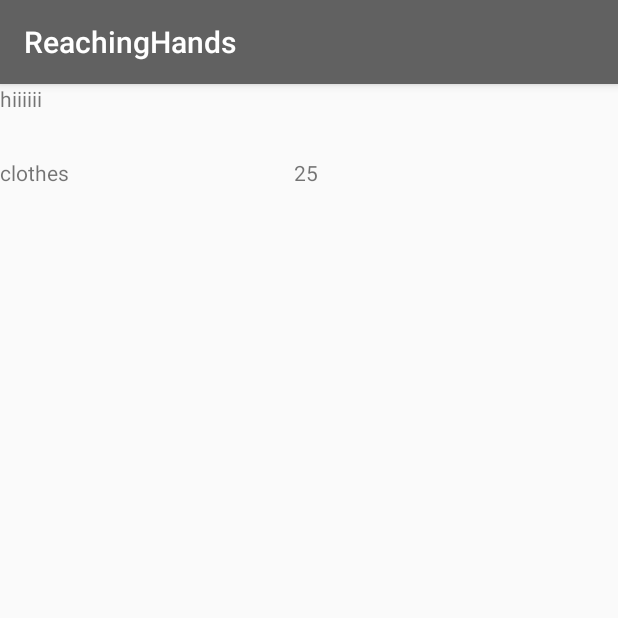
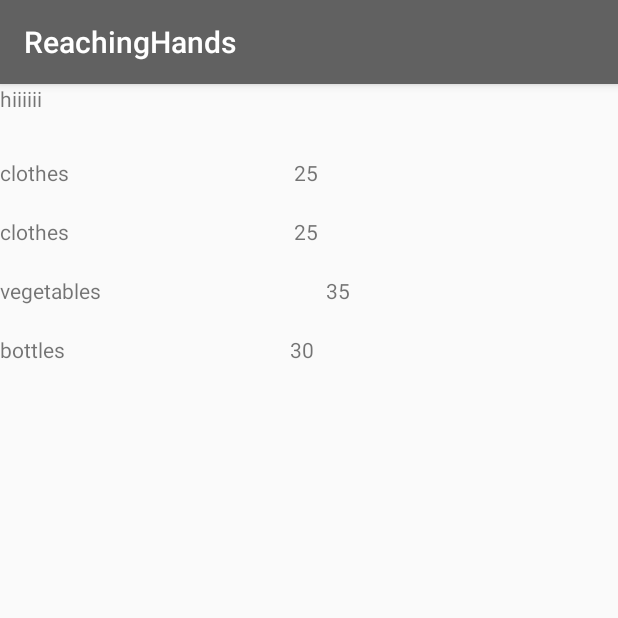
Before and after one commit to Bengaluru17/team-10, an Android app: the screen it shows after launch (Inventory), on a phone screen of 412 x 824 dp, the top half of it. Run offline under Robolectric (Android 15) with nearby library versions, the phone set to English and light mode, and no system bars.

Commit message:
Inventory1

```diff
--- a/app/src/main/java/com/example/chiku/reachinghands/InventoryList.java
+++ b/app/src/main/java/com/example/chiku/reachinghands/InventoryList.java
@@ -33,7 +33,7 @@ public class InventoryList extends Fragment {
 
         recyclerView = (RecyclerView)view.findViewById(R.id.inventory_list);
         recyclerView.setLayoutManager(new LinearLayoutManager(getActivity()));
-        inventoryAdaptor = new InventoryAdaptor();
+        inventoryAdaptor = new InventoryAdaptor(inventoryList);
         recyclerView.setAdapter(inventoryAdaptor);
         //inventoryAdaptor.notifyDataSetChanged();
         return view;
@@ -56,6 +56,10 @@ public class InventoryList extends Fragment {
     }
 
     private class InventoryAdaptor extends RecyclerView.Adapter<InventoryHolder>{
+        private List<InventorySingle> lst = new ArrayList<>();
+        InventoryAdaptor(List<InventorySingle> inven){
+            lst = inven;
+        }
 
         @Override
         public InventoryHolder onCreateViewHolder(ViewGroup parent, int viewType) {
@@ -66,14 +70,14 @@ public class InventoryList extends Fragment {
 
         @Override
         public void onBindViewHolder(InventoryHolder holder, int position) {
-            InventorySingle inventorySingle = inventoryList.get(position);
+            InventorySingle inventorySingle = lst.get(position);
             Toast.makeText(getActivity(), inventorySingle.getName(), Toast.LENGTH_SHORT).show();
             holder.bindInventory(inventorySingle);
         }
 
         @Override
         public int getItemCount() {
-            return inventoryList.size();
+            return lst.size();
         }
     }
 }
--- a/app/src/main/res/layout/activity_inventory_holder.xml
+++ b/app/src/main/res/layout/activity_inventory_holder.xml
@@ -2,7 +2,7 @@
 <LinearLayout xmlns:android="http://schemas.android.com/apk/res/android"
     android:orientation="horizontal"
     android:layout_width="match_parent"
-    android:layout_height="match_parent"
+    android:layout_height="wrap_content"
     android:layout_marginTop="20dp"
     android:id="@+id/inventory_items">
     <TextView
```
